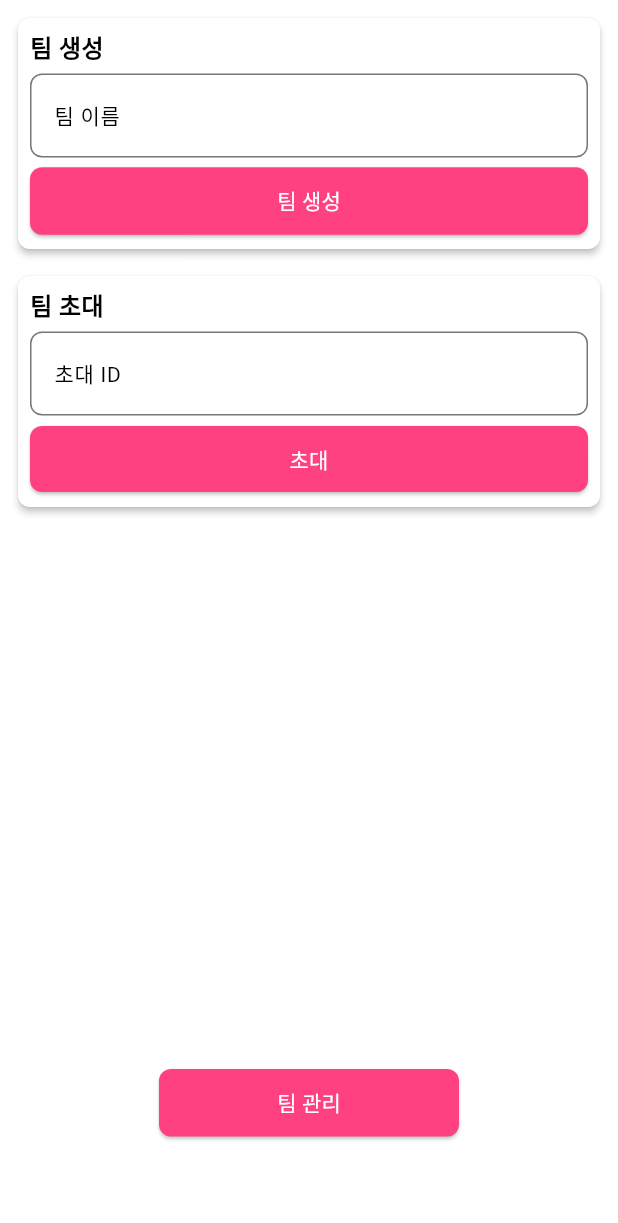
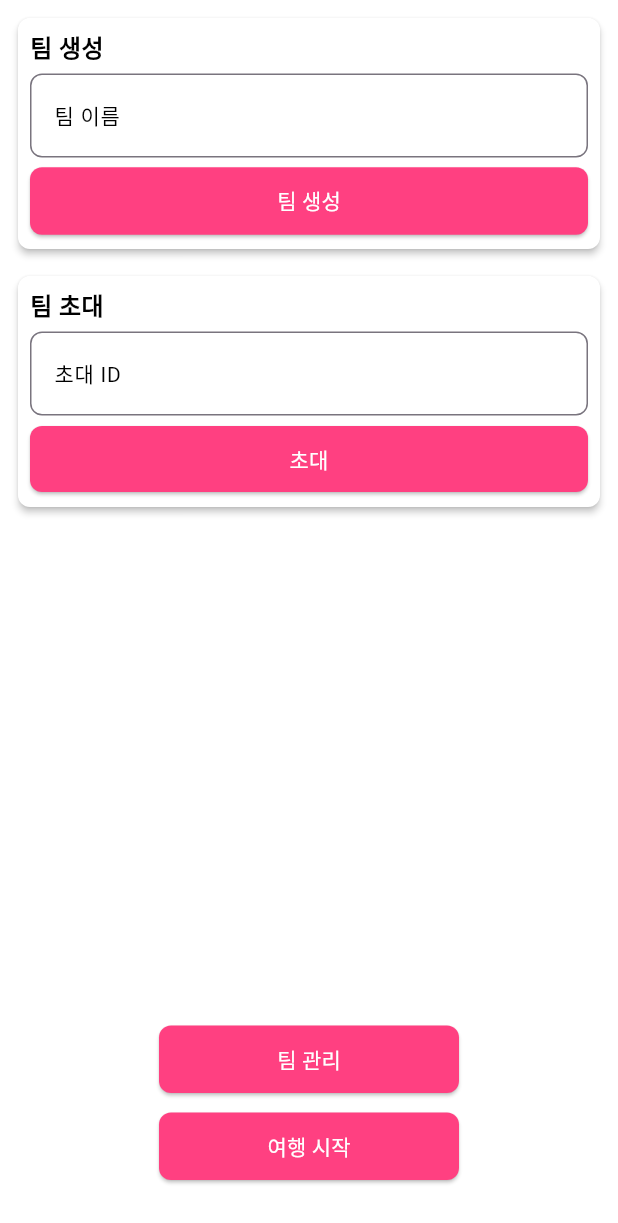
Before and after one commit to rlawndud/Travely, a Flutter app: the TeamPage screen opened directly with empty values, on a phone screen of 412 x 824 dp. Shown: the top 1223 px of the screen. Run offline on Flutter 3.47's test engine with Material 3 defaults, Android fonts, the phone set to English and light mode, and no system bars; our stand-ins replace camera, flutter_screenutil, fluttertoast, geolocator, get, google_maps_flutter and 3 more; accounts and stored records are empty; network calls fail.

Commit message:
team_page만 수정했고, team_page에 '여행 시작'버튼 추가 및 '여행 시작'의 기능 연결해놓았음.

```diff
--- a/lib/team_page.dart
+++ b/lib/team_page.dart
@@ -40,6 +40,7 @@ class _TeamPageState extends State<TeamPage> {
     _teamManager = TeamManager();
     _loadTeams();
   }
+
   void _showSnackBar(String message) {
     WidgetsBinding.instance.addPostFrameCallback((_) {
       ScaffoldMessenger.of(context).showSnackBar(
@@ -59,7 +60,7 @@ class _TeamPageState extends State<TeamPage> {
       } else {
         await _teamManager.loadTeam();
         setState(() {
-          _currentTeam = teamName; // 생성한 팀을 현재 팀으로 설정
+          _currentTeam = teamName;
           _teamManager.currentTeam = teamName;
           _teams = _teamManager.getTeamList();
         });
@@ -89,13 +90,11 @@ class _TeamPageState extends State<TeamPage> {
   void _inviteToTeam() {
     String inviteId = _inviteIdController.text;
     if (inviteId.isNotEmpty && _currentTeam.isNotEmpty) {
-      // 상대방에게 팝업 알림 띄우기
       _teamManager.inviteTeamMember(_currentTeam, inviteId);
     } else {
       _showSnackBar('초대 ID가 비어있거나 선택된 팀이 없습니다.');
     }
   }
-
 
   void _navigateToTeamManagement() {
     Navigator.push(
@@ -123,6 +122,24 @@ class _TeamPageState extends State<TeamPage> {
     });
   }
 
+  void _startTravel() {
+    if (_currentTeam.isNotEmpty) {
+      int? currentTeamNo = _teamManager.getTeamNoByTeamName(_currentTeam);
+      if (currentTeamNo != null) {
+        Map<String, dynamic> team = {
+          'teamNo': currentTeamNo,
+        };
+        _webSocketService.transmit(team, 'TravelStart');
+        print(team);
+        _showSnackBar('여행을 시작합니다!');
+      } else {
+        _showSnackBar('팀 번호를 찾을 수 없습니다.');
+      }
+    } else {
+      _showSnackBar('먼저 팀을 선택해주세요.');
+    }
+  }
+
   Widget _buildCreateTeamSection() {
     return Card(
       color: Colors.white,
@@ -135,9 +152,7 @@ class _TeamPageState extends State<TeamPage> {
           children: [
             Text(
               '팀 생성',
-              style: TextStyle(fontSize: 16,
-                  fontWeight: FontWeight.bold,
-                  color: Colors.black),
+              style: TextStyle(fontSize: 16, fontWeight: FontWeight.bold, color: Colors.black),
             ),
             const SizedBox(height: 5),
             TextField(
@@ -149,8 +164,7 @@ class _TeamPageState extends State<TeamPage> {
                   borderSide: BorderSide(color: Colors.pinkAccent),
                   borderRadius: BorderRadius.circular(8),
                 ),
-                border: OutlineInputBorder(
-                    borderRadius: BorderRadius.circular(8)),
+                border: OutlineInputBorder(borderRadius: BorderRadius.circular(8)),
               ),
             ),
             const SizedBox(height: 5),
@@ -158,12 +172,10 @@ class _TeamPageState extends State<TeamPage> {
               onPressed: _createTeam,
               style: ElevatedButton.styleFrom(
                 backgroundColor: Colors.pinkAccent,
-                shape: RoundedRectangleBorder(
-                    borderRadius: BorderRadius.circular(8)),
+                shape: RoundedRectangleBorder(borderRadius: BorderRadius.circular(8)),
                 padding: const EdgeInsets.all(12),
               ),
-              child: const Text(
-                  '팀 생성', style: TextStyle(color: Colors.white)),
+              child: const Text('팀 생성', style: TextStyle(color: Colors.white)),
             ),
           ],
         ),
@@ -183,9 +195,7 @@ class _TeamPageState extends State<TeamPage> {
           children: [
             Text(
               '팀 초대',
-              style: TextStyle(fontSize: 16,
-                  fontWeight: FontWeight.bold,
-                  color: Colors.black),
+              style: TextStyle(fontSize: 16, fontWeight: FontWeight.bold, color: Colors.black),
             ),
             const SizedBox(height: 5),
             TextField(
@@ -197,8 +207,7 @@ class _TeamPageState extends State<TeamPage> {
                   borderSide: BorderSide(color: Colors.pinkAccent),
                   borderRadius: BorderRadius.circular(8),
                 ),
-                border: OutlineInputBorder(
-                    borderRadius: BorderRadius.circular(8)),
+                border: OutlineInputBorder(borderRadius: BorderRadius.circular(8)),
               ),
             ),
             const SizedBox(height: 5),
@@ -206,8 +215,7 @@ class _TeamPageState extends State<TeamPage> {
               onPressed: _inviteToTeam,
               style: ElevatedButton.styleFrom(
                 backgroundColor: Colors.pinkAccent,
-                shape: RoundedRectangleBorder(
-                    borderRadius: BorderRadius.circular(8)),
+                shape: RoundedRectangleBorder(borderRadius: BorderRadius.circular(8)),
                 padding: const EdgeInsets.all(12),
               ),
               child: const Text('초대', style: TextStyle(color: Colors.white)),
@@ -240,19 +248,35 @@ class _TeamPageState extends State<TeamPage> {
             Expanded(
               flex: 1,
               child: Center(
-                child: SizedBox(
+                child: Column(
+                  mainAxisAlignment: MainAxisAlignment.center,
+                  children: [
+                    SizedBox(
                       width: 200,
                       child: ElevatedButton(
                         onPressed: _navigateToTeamManagement,
                         style: ElevatedButton.styleFrom(
                           backgroundColor: Colors.pinkAccent,
-                      shape: RoundedRectangleBorder(borderRadius: BorderRadius
-                          .circular(8)),
+                          shape: RoundedRectangleBorder(borderRadius: BorderRadius.circular(8)),
                           padding: const EdgeInsets.symmetric(vertical: 12),
                         ),
-                    child: const Text('팀 관리', style: TextStyle(color: Colors
-                        .white)),
+                        child: const Text('팀 관리', style: TextStyle(color: Colors.white)),
                       ),
+                    ),
+                    SizedBox(height: 10),
+                    SizedBox(
+                      width: 200,
+                      child: ElevatedButton(
+                        onPressed: _startTravel,
+                        style: ElevatedButton.styleFrom(
+                          backgroundColor: Colors.pinkAccent,
+                          shape: RoundedRectangleBorder(borderRadius: BorderRadius.circular(8)),
+                          padding: const EdgeInsets.symmetric(vertical: 12),
+                        ),
+                        child: const Text('여행 시작', style: TextStyle(color: Colors.white)),
+                      ),
+                    ),
+                  ],
                 ),
               ),
             ),
```
Lines whose indentation alone changed are shown as unchanged.
